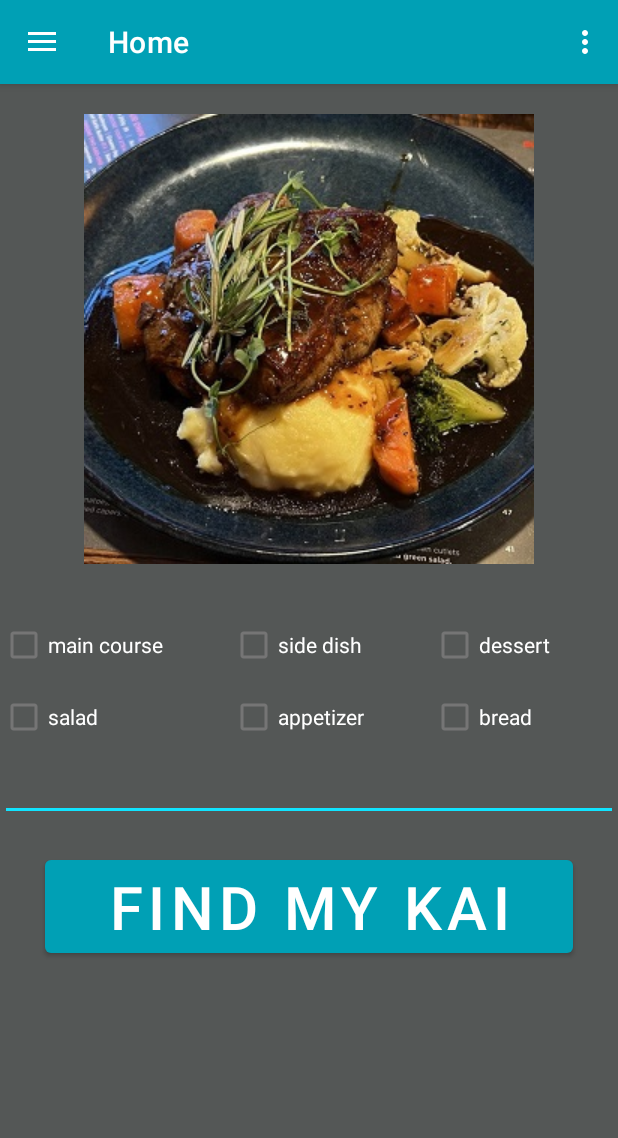
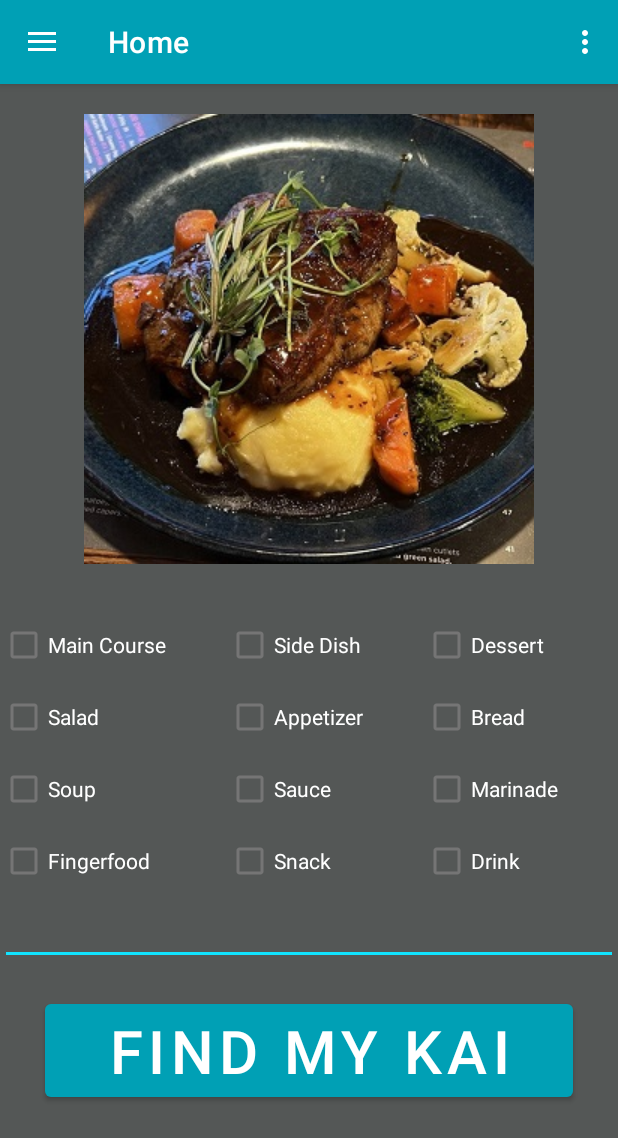
Before and after one commit to dot-geek/Find-My-Kai, an Android app: the screen it shows after launch (MainActivity), on a phone screen of 412 x 824 dp. Shown: the top 1138 px of the screen. Run offline under Robolectric (Android 15) with nearby library versions, the phone set to English and light mode, and no system bars; our stand-ins replace navigation-ui.

Commit message:
Updated Check boxes in the main page

```diff
--- a/app/src/main/java/com/positivestuff/findmykai/ui/home/HomeFragment.java
+++ b/app/src/main/java/com/positivestuff/findmykai/ui/home/HomeFragment.java
@@ -6,11 +6,13 @@ import android.view.LayoutInflater;
 import android.view.View;
 import android.view.ViewGroup;
 import android.widget.Button;
+import android.widget.CheckBox;
 
 import androidx.annotation.NonNull;
 import androidx.fragment.app.Fragment;
 import androidx.lifecycle.ViewModelProvider;
 
+import com.positivestuff.findmykai.R;
 import com.positivestuff.findmykai.RecipeListActivity;
 import com.positivestuff.findmykai.databinding.FragmentHomeBinding;
 
@@ -22,6 +24,9 @@ public class HomeFragment extends Fragment {
     private FragmentHomeBinding binding;
 
     Button findmykaibutton;
+    CheckBox tagCheckBox1, tagCheckBox2, tagCheckBox3, tagCheckBox4, tagCheckBox5, tagCheckBox6,
+    tagCheckBox7, tagCheckBox8, tagCheckBox9, tagCheckBox10, tagCheckBox11, tagCheckBox12;
+    List<String> tags = new ArrayList<>();
 
 
     public View onCreateView(@NonNull LayoutInflater inflater,
@@ -37,15 +42,82 @@ public class HomeFragment extends Fragment {
         findmykaibutton.setOnClickListener(new View.OnClickListener() {
             public void onClick(View view) {
                 Intent intent = new Intent(getContext(), RecipeListActivity.class);
-                List<String> tags = new ArrayList<>();
-                tags.add("main course");
+                addTagsFromCheckBox();
                 intent.putStringArrayListExtra("tags", (ArrayList<String>) tags);
                 startActivity(intent);
 
             }
         });
 
+
+        tagCheckBox1 = binding.tagCheckBox1;
+        tagCheckBox2 = binding.tagCheckBox2;
+        tagCheckBox3 = binding.tagCheckBox3;
+        tagCheckBox4 = binding.tagCheckBox4;
+        tagCheckBox5 = binding.tagCheckBox5;
+        tagCheckBox6 = binding.tagCheckBox6;
+        tagCheckBox7 = binding.tagCheckBox7;
+        tagCheckBox8 = binding.tagCheckBox8;
+        tagCheckBox9 = binding.tagCheckBox9;
+        tagCheckBox10 = binding.tagCheckBox10;
+        tagCheckBox11 = binding.tagCheckBox11;
+        tagCheckBox12 = binding.tagCheckBox12;
+
         return root;
+    }
+
+    private void addTagsFromCheckBox() {
+        tags.clear();
+        // Go through checkboxes
+        if (tagCheckBox1.isChecked())
+        {
+            tags.add(getResources().getString(R.string.food_tag_1).toLowerCase());
+        }
+        if (tagCheckBox2.isChecked())
+        {
+            tags.add(getResources().getString(R.string.food_tag_2).toLowerCase());
+        }
+        if (tagCheckBox3.isChecked())
+        {
+            tags.add(getResources().getString(R.string.food_tag_3).toLowerCase());
+        }
+        if (tagCheckBox4.isChecked())
+        {
+            tags.add(getResources().getString(R.string.food_tag_4).toLowerCase());
+        }
+        if (tagCheckBox5.isChecked())
+        {
+            tags.add(getResources().getString(R.string.food_tag_5).toLowerCase());
+        }
+        if (tagCheckBox6.isChecked())
+        {
+            tags.add(getResources().getString(R.string.food_tag_6).toLowerCase());
+        }
+        if (tagCheckBox7.isChecked())
+        {
+            tags.add(getResources().getString(R.string.food_tag_7).toLowerCase());
+        }
+        if (tagCheckBox8.isChecked())
+        {
+            tags.add(getResources().getString(R.string.food_tag_8).toLowerCase());
+        }
+        if (tagCheckBox9.isChecked())
+        {
+            tags.add(getResources().getString(R.string.food_tag_9).toLowerCase());
+        }
+        if (tagCheckBox10.isChecked())
+        {
+            tags.add(getResources().getString(R.string.food_tag_10).toLowerCase());
+        }
+        if (tagCheckBox11.isChecked())
+        {
+            tags.add(getResources().getString(R.string.food_tag_11).toLowerCase());
+        }
+        if (tagCheckBox12.isChecked())
+        {
+            tags.add(getResources().getString(R.string.food_tag_12).toLowerCase());
+        }
+
     }
 
     @Override
--- a/app/src/main/res/layout/fragment_home.xml
+++ b/app/src/main/res/layout/fragment_home.xml
@@ -88,6 +88,66 @@
                 android:textSize="14sp" />
         </TableRow>
 
+        <TableRow
+            android:layout_width="fill_parent"
+            android:layout_height="wrap_content">
+            <CheckBox
+                android:id="@+id/tagCheckBox7"
+                android:layout_width="wrap_content"
+                android:layout_height="wrap_content"
+                android:checked="false"
+                android:text="@string/food_tag_7"
+                android:textColor="@color/white"
+                android:textSize="14sp" />
+
+            <CheckBox
+                android:id="@+id/tagCheckBox8"
+                android:layout_width="wrap_content"
+                android:layout_height="wrap_content"
+                android:checked="false"
+                android:text="@string/food_tag_8"
+                android:textColor="@color/white"
+                android:textSize="14sp" />
+            <CheckBox
+                android:id="@+id/tagCheckBox9"
+                android:layout_width="wrap_content"
+                android:layout_height="wrap_content"
+                android:checked="false"
+                android:text="@string/food_tag_9"
+                android:textColor="@color/white"
+                android:textSize="14sp" />
+        </TableRow>
+
+        <TableRow
+            android:layout_width="fill_parent"
+            android:layout_height="wrap_content">
+            <CheckBox
+                android:id="@+id/tagCheckBox10"
+                android:layout_width="wrap_content"
+                android:layout_height="wrap_content"
+                android:checked="false"
+                android:text="@string/food_tag_10"
+                android:textColor="@color/white"
+                android:textSize="14sp" />
+
+            <CheckBox
+                android:id="@+id/tagCheckBox11"
+                android:layout_width="wrap_content"
+                android:layout_height="wrap_content"
+                android:checked="false"
+                android:text="@string/food_tag_11"
+                android:textColor="@color/white"
+                android:textSize="14sp" />
+            <CheckBox
+                android:id="@+id/tagCheckBox12"
+                android:layout_width="wrap_content"
+                android:layout_height="wrap_content"
+                android:checked="false"
+                android:text="@string/food_tag_12"
+                android:textColor="@color/white"
+                android:textSize="14sp" />
+        </TableRow>
+
     </TableLayout>
 
     <EditText
--- a/app/src/main/res/values/strings.xml
+++ b/app/src/main/res/values/strings.xml
@@ -32,18 +32,18 @@
     <string name="remove_from_fav_success"> was removed from Favourites</string>
 
 
-    <string name="food_tag_1">main course</string>
-    <string name="food_tag_2">side dish</string>
-    <string name="food_tag_3">dessert</string>
-    <string name="food_tag_4">appetizer</string>
-    <string name="food_tag_5">salad</string>
-    <string name="food_tag_6">bread</string>
-    <string name="food_tag_7">soup</string>
-    <string name="food_tag_8">sauce</string>
-    <string name="food_tag_9">marinade</string>
-    <string name="food_tag_10">fingerfood</string>
-    <string name="food_tag_11">snack</string>
-    <string name="food_tag_12">drink</string>
+    <string name="food_tag_1">Main Course</string>
+    <string name="food_tag_2">Side Dish</string>
+    <string name="food_tag_3">Dessert</string>
+    <string name="food_tag_4">Appetizer</string>
+    <string name="food_tag_5">Salad</string>
+    <string name="food_tag_6">Bread</string>
+    <string name="food_tag_7">Soup</string>
+    <string name="food_tag_8">Sauce</string>
+    <string name="food_tag_9">Marinade</string>
+    <string name="food_tag_10">Fingerfood</string>
+    <string name="food_tag_11">Snack</string>
+    <string name="food_tag_12">Drink</string>
 
 
     <string name="recipe_category">Category: </string>
```
